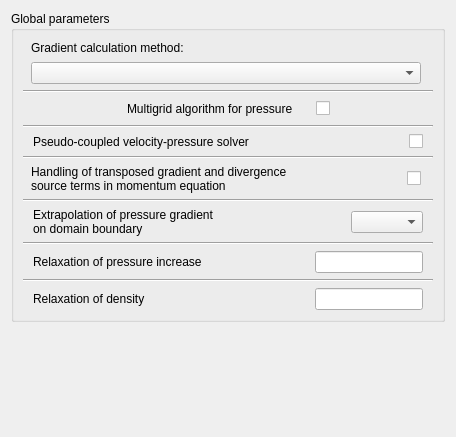
code-saturne/code_saturne, file gui/Pages/NumericalParamGlobalForm.ui: the form before one commit.
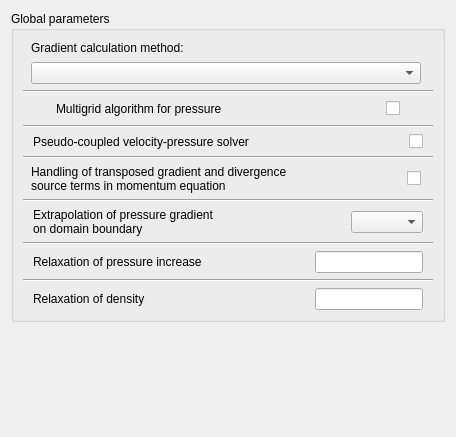
The form after the commit.

Patch:
```diff
--- a/gui/Pages/NumericalParamGlobalForm.ui
+++ b/gui/Pages/NumericalParamGlobalForm.ui
@@ -151,7 +151,7 @@
               </property>
               <property name="sizeHint" stdset="0" >
                <size>
-                <width>17</width>
+                <width>158</width>
                 <height>20</height>
                </size>
               </property>
```
